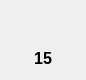
Above: src/statuswidget.ui from jfmcarreira/ktoshiba before the change. Below: the same form after it.
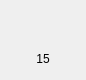
That is the form after the change. Icons and pictures are not drawn.

```diff
--- a/src/statuswidget.ui
+++ b/src/statuswidget.ui
@@ -390,7 +390,7 @@
       </size>
      </property>
      <property name="text">
-      <string notr="true">&lt;html&gt;&lt;head/&gt;&lt;body&gt;&lt;p align=&quot;center&quot;&gt;&lt;span style=&quot; font-size:12pt; font-weight:600; color:#000000;&quot;&gt;15&lt;/span&gt;&lt;/p&gt;&lt;/body&gt;&lt;/html&gt;</string>
+      <string notr="true">15</string>
      </property>
      <property name="textFormat">
       <enum>Qt::RichText</enum>
```
Left out of the diff: 10 changed lines with no effect on the pictures.
